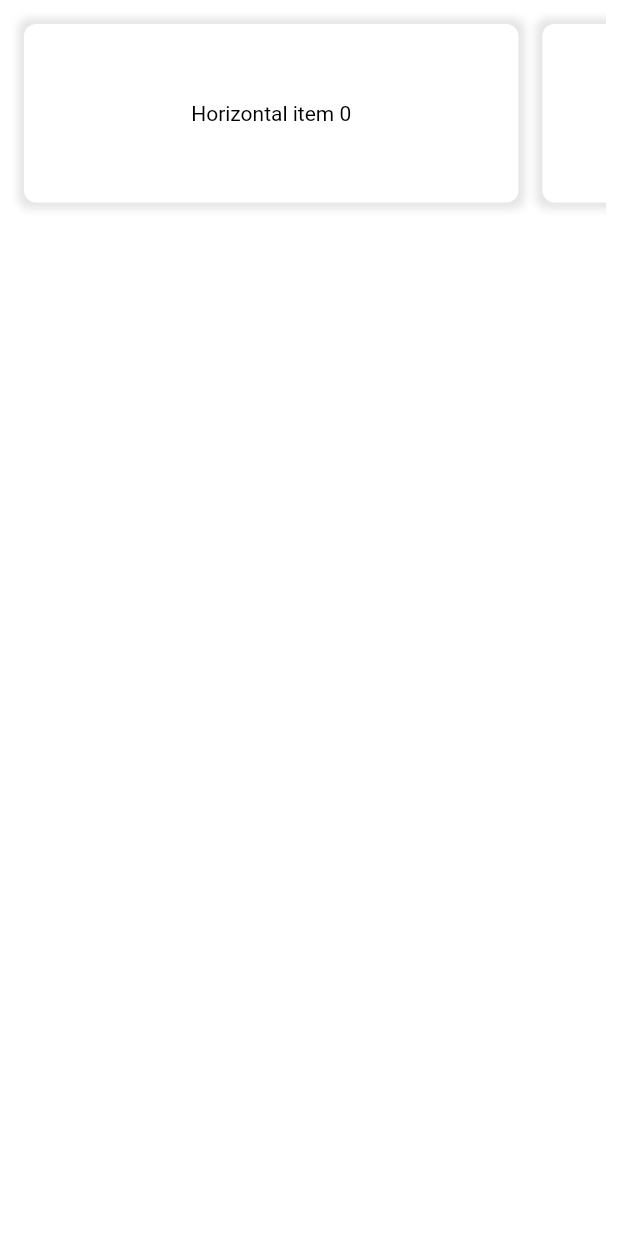
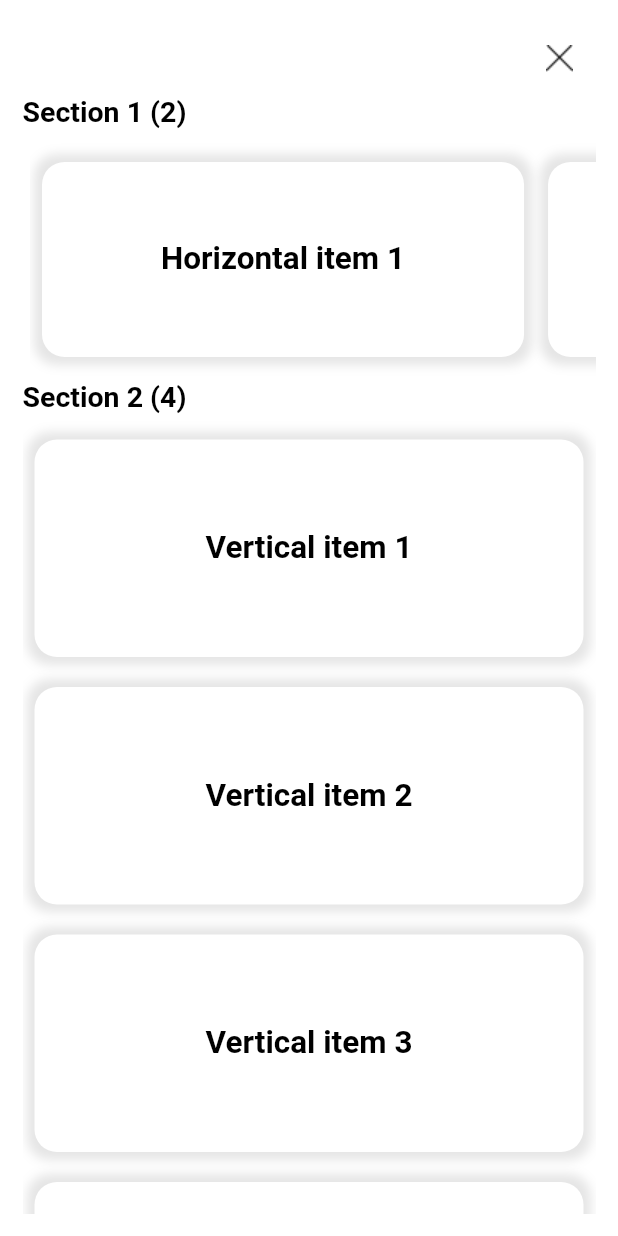
Before and after one commit to loicgeek/zenbit, a Flutter app: the screen it shows after launch, after a tap on an icon or button, on a phone screen of 412 x 824 dp. Run offline on Flutter 3.47's test engine with Material 2 defaults, Android fonts, the phone set to English and light mode, and no system bars; our stand-ins replace gap.

Commit message:
Fixed wordings

```diff
--- a/lib/constant/sizes.dart
+++ b/lib/constant/sizes.dart
@@ -1,4 +1,5 @@
 class ProjectSizes {
   ProjectSizes._private();
   static double contentPadding = 15;
+  static double cardHeight = 145;
 }
--- a/lib/screens/screen_1.dart
+++ b/lib/screens/screen_1.dart
@@ -1,3 +1,4 @@
+import 'package:flutter/cupertino.dart';
 import 'package:flutter/material.dart';
 import 'package:flutter/services.dart';
 import 'package:flutter/widgets.dart';
@@ -10,8 +11,6 @@ class Screen1 extends StatelessWidget {
   const Screen1({Key? key}) : super(key: key);
 
   static const routeName = '/screen_1';
-
-  //final ScrollController _scrollController = ScrollController();
 
   @override
   Widget build(BuildContext context) {
@@ -61,7 +60,7 @@ class Screen1 extends StatelessWidget {
                                 ProjectPlaceholder.shortLoremIpsum,
                                 style: TextStyle(
                                   color: ProjectColor.black,
-                                  fontSize: 12,
+                                  fontSize: 15,
                                 ),
                               ),
                             ),
@@ -74,7 +73,7 @@ class Screen1 extends StatelessWidget {
                                   decoration: BoxDecoration(
                                     color: ProjectColor.grey.withOpacity(.4),
                                   ),
-                                  child: Scrollbar(
+                                  child: CupertinoScrollbar(
                                     isAlwaysShown: true,
                                     child: SingleChildScrollView(
                                       child: Padding(
@@ -86,7 +85,7 @@ class Screen1 extends StatelessWidget {
                                           ProjectPlaceholder.longLoremIpsum,
                                           style: TextStyle(
                                             color: ProjectColor.black,
-                                            fontSize: 12,
+                                            fontSize: 15,
                                           ),
                                         ),
                                       ),
--- a/lib/screens/screen_2.dart
+++ b/lib/screens/screen_2.dart
@@ -1,8 +1,13 @@
 import 'package:flutter/material.dart';
+import 'package:flutter/services.dart';
 import 'package:flutter/widgets.dart';
 import 'package:provider/provider.dart';
 import 'package:test_prj/constant/colors.dart';
+import 'package:test_prj/constant/sizes.dart';
 import 'package:test_prj/providers/horizontal_items.dart';
+import 'package:test_prj/providers/vertical_items.dart';
+import 'package:test_prj/widgets/app_card_widget.dart';
+import 'package:test_prj/widgets/app_close_button.dart';
 
 class Screen2 extends StatelessWidget {
   const Screen2({Key? key}) : super(key: key);
@@ -11,15 +16,38 @@ class Screen2 extends StatelessWidget {
 
   @override
   Widget build(BuildContext context) {
-    double _cardHeight = 135;
-    return Container(
-      padding: const EdgeInsets.all(8),
+    return AnnotatedRegion<SystemUiOverlayStyle>(
+      value: SystemUiOverlayStyle.dark,
+      child: Container(
+        padding: EdgeInsets.all(ProjectSizes.contentPadding),
         color: Colors.white,
         child: SafeArea(
+          child: SingleChildScrollView(
             child: Column(
               children: [
+                Padding(
+                  padding: EdgeInsets.all(ProjectSizes.contentPadding),
+                  child: Row(
+                    mainAxisAlignment: MainAxisAlignment.end,
+                    children: const [
+                      AppCloseButton(),
+                    ],
+                  ),
+                ),
+                Column(
+                  crossAxisAlignment: CrossAxisAlignment.start,
+                  children: [
+                    const Text(
+                      "Section 1 (2)",
+                      style: TextStyle(
+                        color: ProjectColor.black,
+                        fontWeight: FontWeight.bold,
+                        fontSize: 19,
+                      ),
+                    ),
                     Container(
-              height: _cardHeight,
+                      height: ProjectSizes.cardHeight + 8 + 15,
+                      padding: const EdgeInsets.only(top: 8, left: 5),
                       child: Consumer<HorizontalItemsProvider>(
                           builder: (context, provider, child) {
                         return ListView.builder(
@@ -27,38 +55,57 @@ class Screen2 extends StatelessWidget {
                           itemCount: provider.itemsCount,
                           itemBuilder: (context, index) {
                             return Padding(
-                      padding: const EdgeInsets.all(8.0),
-                      child: Container(
-                        height: _cardHeight,
-                        width: MediaQuery.of(context).size.width * .8,
-                        decoration: BoxDecoration(
-                          color: Colors.white,
-                          borderRadius: BorderRadius.circular(8),
-                          boxShadow: [
-                            BoxShadow(
-                              color: const Color(0xFFE5E5E5),
-                              spreadRadius: 4,
-                              blurRadius: 4, // changes position of shadow
+                              padding: const EdgeInsets.symmetric(
+                                  horizontal: 8.0, vertical: 15),
+                              child: AppCardWidget(
+                                text: provider.generateItemAt(index + 1),
+                              ),
+                            );
+                          },
+                        );
+                      }),
                     ),
                   ],
                 ),
-                        child: Center(
-                          child: Text(
-                            provider.generateItemAt(index),
-                            style: const TextStyle(
+                Column(
+                  crossAxisAlignment: CrossAxisAlignment.start,
+                  children: [
+                    const Text(
+                      "Section 2 (4)",
+                      style: TextStyle(
                         color: ProjectColor.black,
+                        fontWeight: FontWeight.bold,
+                        fontSize: 19,
+                      ),
+                    ),
+                    Container(
+                      padding: const EdgeInsets.only(
+                        top: 8,
+                      ),
+                      child: Consumer<VerticalItemsProvider>(
+                          builder: (context, provider, child) {
+                        return ListView.builder(
+                          shrinkWrap: true,
+                          itemCount: provider.itemsCount,
+                          itemBuilder: (context, index) {
+                            return Padding(
+                              padding: const EdgeInsets.symmetric(
+                                  horizontal: 8.0, vertical: 10),
+                              child: AppCardWidget(
+                                text: provider.generateItemAt(index + 1),
+                              ),
+                            );
+                          },
+                        );
+                      }),
+                    ),
+                  ],
+                ),
+              ],
             ),
           ),
         ),
       ),
     );
-                  },
-                );
-              }),
-            )
-          ],
-        ),
-      ),
-    );
   }
 }
--- /dev/null
+++ b/lib/widgets/app_card_widget.dart
@@ -0,0 +1,36 @@
+import 'package:flutter/widgets.dart';
+import 'package:test_prj/constant/colors.dart';
+import 'package:test_prj/constant/sizes.dart';
+
+class AppCardWidget extends StatelessWidget {
+  const AppCardWidget({Key? key, required this.text}) : super(key: key);
+  final String text;
+  @override
+  Widget build(BuildContext context) {
+    return Container(
+      height: ProjectSizes.cardHeight,
+      width: MediaQuery.of(context).size.width * .78,
+      decoration: BoxDecoration(
+        color: ProjectColor.white,
+        borderRadius: BorderRadius.circular(15),
+        boxShadow: const [
+          BoxShadow(
+            color: Color(0xFFE5E5E5),
+            spreadRadius: 5,
+            blurRadius: 5, // changes position of shadow
+          ),
+        ],
+      ),
+      child: Center(
+        child: Text(
+          text,
+          style: const TextStyle(
+            color: ProjectColor.black,
+            fontSize: 21,
+            fontWeight: FontWeight.bold,
+          ),
+        ),
+      ),
+    );
+  }
+}
```
Also changed, not shown: 10 other files. Lines whose indentation alone changed are shown as unchanged.
